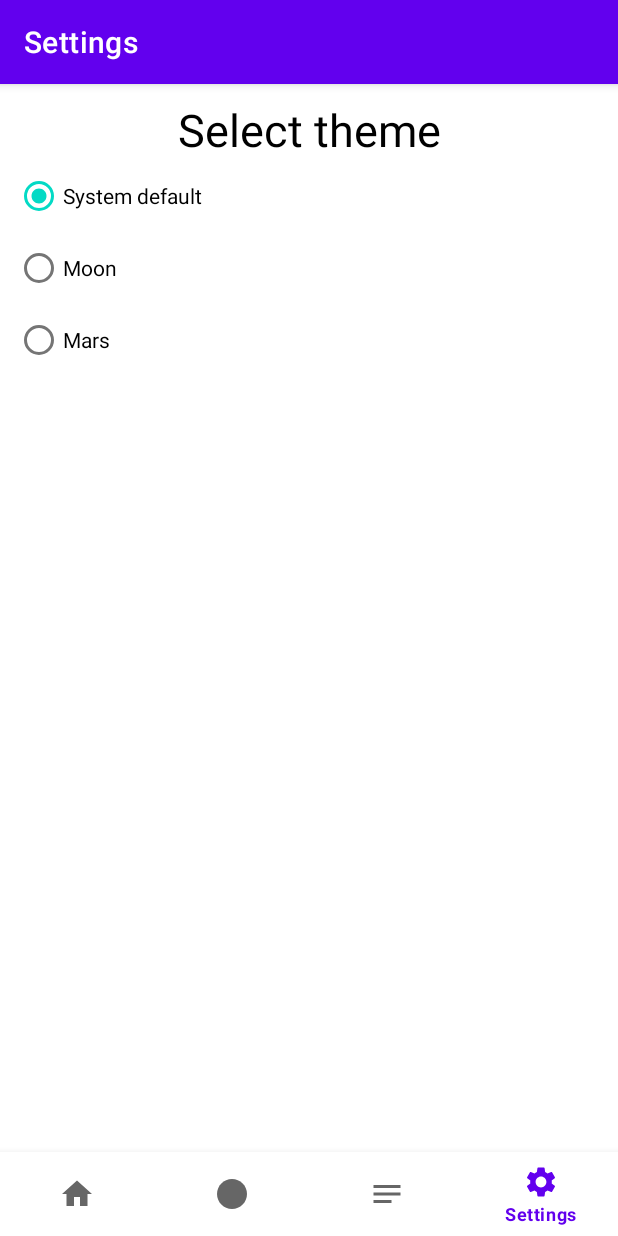
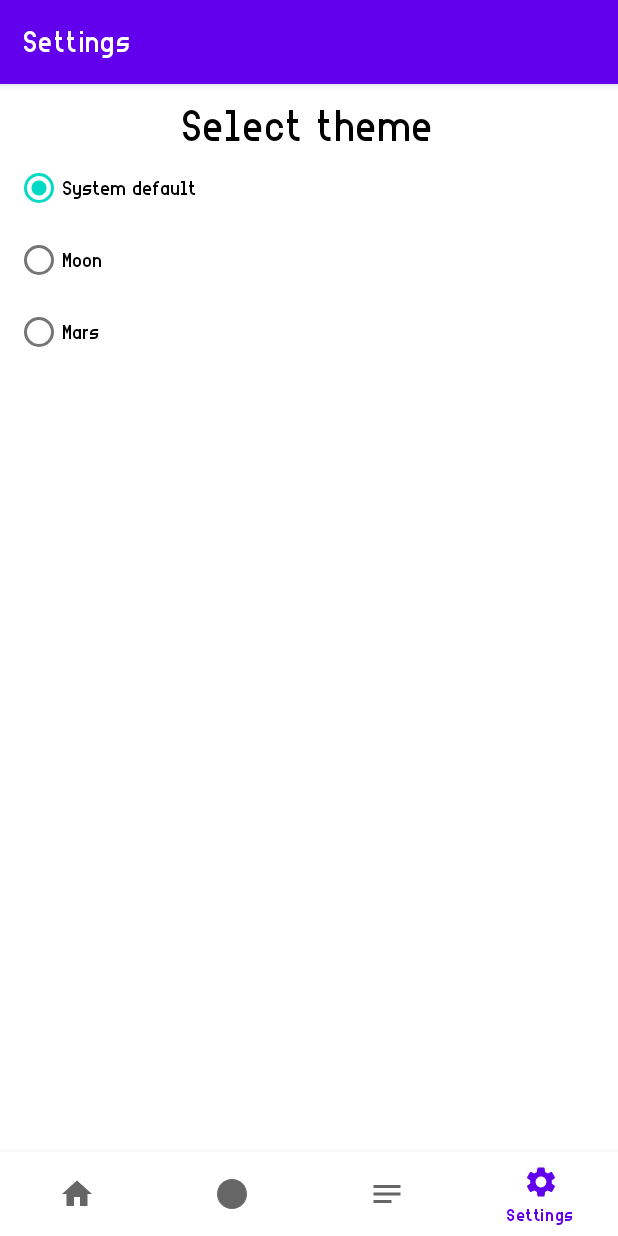
Before and after one commit to Stellarworker/NASA-Explorer, an Android app: the SettingsFragment screen opened through its navigation route, on a phone screen of 412 x 824 dp. Run offline under Robolectric (Android 15) with nearby library versions, the phone set to English and light mode, and no system bars; our stand-ins replace navigation-ui; pictures from the network do not load.

Commit message:
Lesson 7

```diff
--- a/app/src/main/java/com/stellarworker/nasaexplorer/ui/MainFragment.kt
+++ b/app/src/main/java/com/stellarworker/nasaexplorer/ui/MainFragment.kt
@@ -1,8 +1,13 @@
 package com.stellarworker.nasaexplorer.ui
 
 import android.content.Intent
+import android.graphics.Color
 import android.net.Uri
 import android.os.Bundle
+import android.text.Spannable
+import android.text.SpannableString
+import android.text.SpannableStringBuilder
+import android.text.style.ForegroundColorSpan
 import android.view.Gravity
 import android.view.View
 import androidx.fragment.app.Fragment
@@ -24,6 +29,10 @@ import com.stellarworker.nasaexplorer.utils.show
 private const val EMPTY_STRING = ""
 private const val BASE_WIKIPEDIA_URL = "https://en.wikipedia.org/wiki/%1\$s"
 private const val ANIMATION_DURATION = 1000L
+private const val DIVIDER = 2
+private const val INT_ZERO = 0
+private const val POSITION_OFFSET = 1
+private const val CHAR_DELIMITER = ' '
 
 class MainFragment : Fragment(R.layout.fragment_main) {
 
@@ -66,7 +75,7 @@ class MainFragment : Fragment(R.layout.fragment_main) {
                 with(binding) {
                     mainFragmentPictureOfTheDay.load(dataset.image)
                     bottomSheetIncluded.bottomSheetPictureTitle.text =
-                        dataset.title
+                        decorateText(dataset.title)
                     bottomSheetIncluded.bottomSheetPictureExplanation.text =
                         dataset.explanation
                 }
@@ -118,4 +127,29 @@ class MainFragment : Fragment(R.layout.fragment_main) {
             progressBarIncluded.progressBarRoot.hide()
         }
     }
+
+    private fun decorateText(text: String) =
+        SpannableStringBuilder().apply {
+            text.split(CHAR_DELIMITER).also { list ->
+                list.forEachIndexed { position, word ->
+                    append(
+                        SpannableString(word).apply {
+                            setSpan(
+                                ForegroundColorSpan(
+                                    if (position % DIVIDER != INT_ZERO) Color.BLACK else Color.BLUE
+                                ),
+                                INT_ZERO,
+                                word.length,
+                                Spannable.SPAN_INCLUSIVE_INCLUSIVE
+                            )
+                        }
+                    )
+                    if (position < list.size - POSITION_OFFSET) {
+                        append(CHAR_DELIMITER)
+                    }
+                }
+
+            }
+
+        }
 }
--- a/app/src/main/res/layout/bottom_sheet.xml
+++ b/app/src/main/res/layout/bottom_sheet.xml
@@ -5,7 +5,7 @@
     android:id="@+id/bottom_sheet_root"
     android:layout_width="match_parent"
     android:layout_height="match_parent"
-    android:background="@color/bottom_sheet_fragment_root_background"
+    android:background="@color/bottom_sheet_root_background"
     android:visibility="gone"
     app:behavior_peekHeight="@dimen/bottom_sheet_root_behavior_peekheight"
     app:layout_behavior="com.google.android.material.bottomsheet.BottomSheetBehavior"
--- a/app/src/main/res/values/attrs.xml
+++ b/app/src/main/res/values/attrs.xml
@@ -2,5 +2,6 @@
 <resources>
     <attr name="headerColor" format="reference" />
     <attr name="headerFont" format="reference" />
+    <attr name="textFont" format="reference" />
     <attr name="primaryBackgroundColor" format="reference" />
 </resources>
--- a/app/src/main/res/values/colors.xml
+++ b/app/src/main/res/values/colors.xml
@@ -7,7 +7,7 @@
     <color name="teal_700">#FF018786</color>
     <color name="black">#FF000000</color>
     <color name="white">#FFFFFFFF</color>
-    <color name="bottom_sheet_fragment_root_background">#c7dcff</color>
+    <color name="bottom_sheet_root_background">#c7dcff</color>
 
     <!-- Moon day colors begin -->
     <color name="moon_day_1">#998F96</color>
--- a/app/src/main/res/values/dimens.xml
+++ b/app/src/main/res/values/dimens.xml
@@ -29,10 +29,6 @@
     <dimen name="fragment_asteroidsneows_recycler_item_card_elevation">5dp</dimen>
     <!-- AsteroidsNeoWSFragment RecyclerItem end -->
 
-    <!-- NotesFragment begin -->
-
-    <!-- NotesFragment end -->
-
     <!-- NotesFragment RecyclerItem begin -->
     <dimen name="fragment_notes_recycler_item_card_margin_horizontal">5dp</dimen>
     <dimen name="fragment_notes_recycler_item_card_margin_top">5dp</dimen>
--- a/app/src/main/res/values/styles.xml
+++ b/app/src/main/res/values/styles.xml
@@ -2,11 +2,11 @@
 <resources>
 
     <style name="Header">
+        <item name="android:layout_width">match_parent</item>
+        <item name="android:layout_height">wrap_content</item>
         <item name="android:textColor">?attr/headerColor</item>
         <item name="android:fontFamily">?attr/headerFont</item>
         <item name="android:textAlignment">center</item>
-        <item name="android:layout_width">match_parent</item>
-        <item name="android:layout_height">wrap_content</item>
     </style>
 
     <style name="Header.Small">
--- a/app/src/main/res/values/themes.xml
+++ b/app/src/main/res/values/themes.xml
@@ -2,8 +2,8 @@
     <!-- Base application theme. -->
     <style name="Theme.NASAExplorer" parent="Theme.MaterialComponents.DayNight.DarkActionBar">
         <item name="colorOnPrimary">@color/white</item>
-        <item name="colorOnSecondary">@color/black</item>
         <item name="headerColor">@color/black</item>
+        <item name="android:fontFamily">@font/arialnarrow7</item>
         <item name="android:statusBarColor">?attr/colorPrimaryVariant</item>
     </style>
 
@@ -14,6 +14,7 @@
         <!-- Secondary brand color. -->
         <item name="colorSecondary">@color/teal_200</item>
         <item name="colorSecondaryVariant">@color/teal_700</item>
+        <item name="headerFont">@font/arialnarrow7</item>
         <item name="primaryBackgroundColor">@color/white</item>
     </style>
 
```
